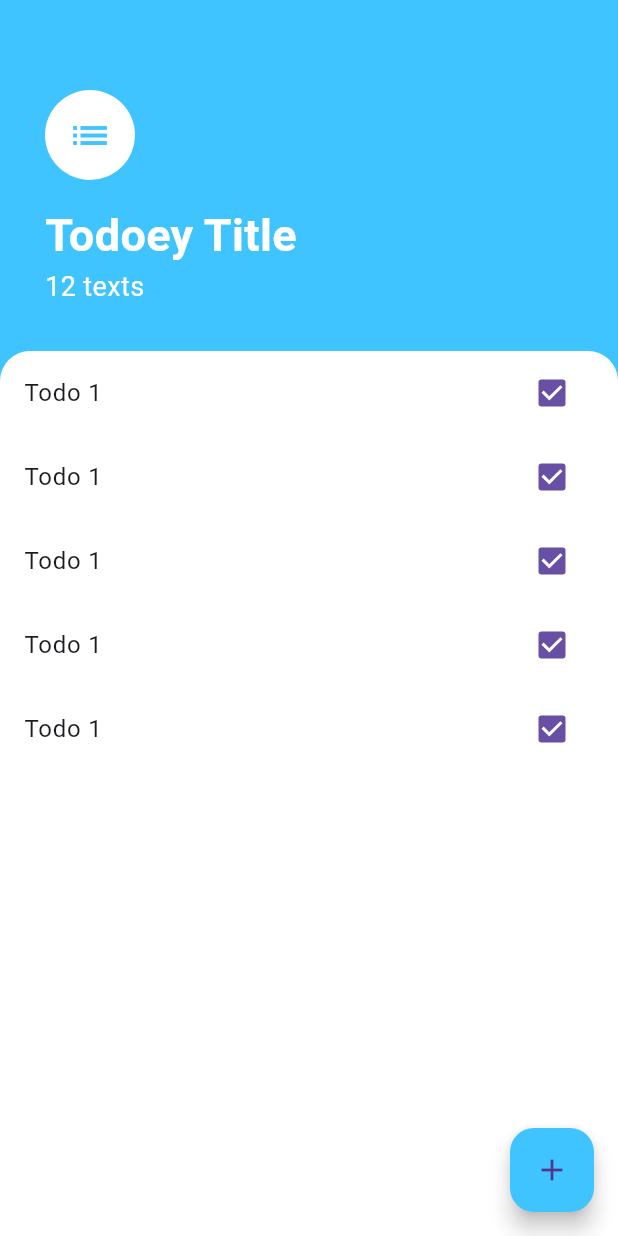
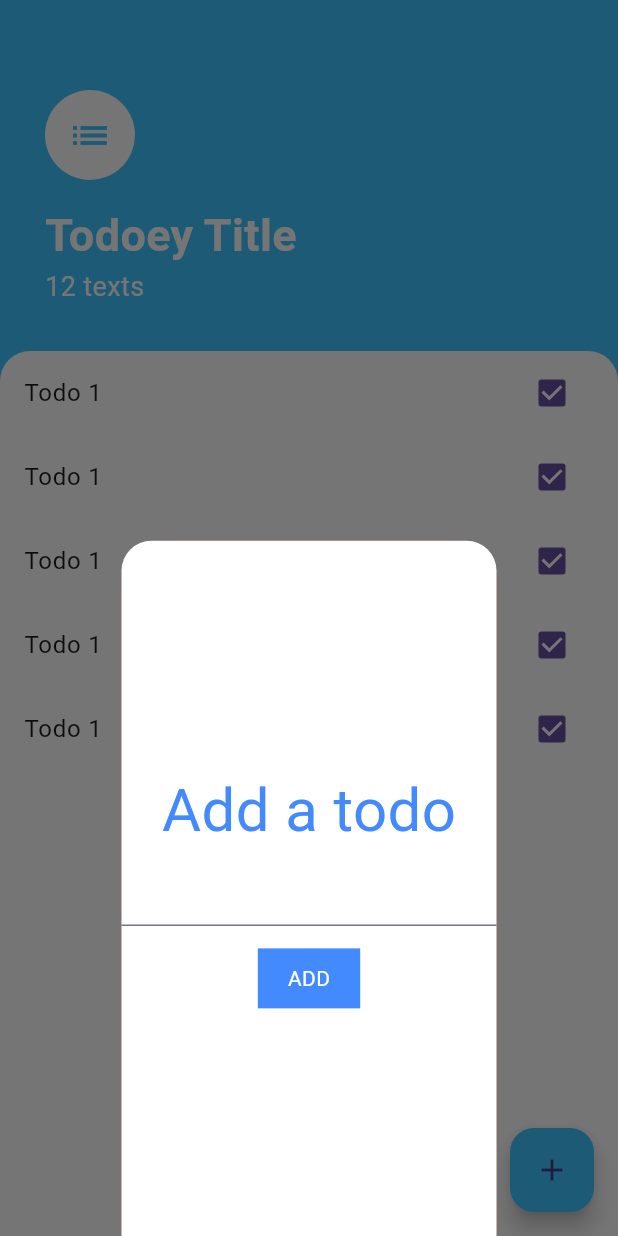
Before and after one commit to Hallcoder/todoey, a Flutter app: the screen it shows after launch, after a tap on the "add" icon, on a phone screen of 412 x 824 dp. Run offline on Flutter 3.47's test engine with Material 3 defaults, Android fonts, the phone set to English and light mode, and no system bars.

Commit message:
[feat]: BottomSheet design

```diff
--- /dev/null
+++ b/lib/components/task_tile.dart
@@ -0,0 +1,19 @@
+import "package:flutter/material.dart";
+
+class TaskTile extends StatelessWidget {
+  const TaskTile({
+    super.key,
+  });
+
+  @override
+  Widget build(BuildContext context) {
+    return CheckboxListTile(
+      value: true,
+      title: const Text("Todo 1"),
+      onChanged: (bool? value) {
+
+      },
+      controlAffinity: ListTileControlAffinity.platform,
+    );
+  }
+}
--- /dev/null
+++ b/lib/components/tasks_list.dart
@@ -0,0 +1,20 @@
+import "package:flutter/material.dart";
+import "package:todoey/components/task_tile.dart";
+
+import "../constants.dart";
+
+class TaskList extends StatelessWidget {
+  const TaskList({
+    super.key,
+  });
+
+  @override
+  Widget build(BuildContext context) {
+    return ListView.builder(
+      itemBuilder: (context, index) {
+        return const TaskTile();
+      },
+      itemCount: todos.length,
+    );
+  }
+}
--- /dev/null
+++ b/lib/screens/AddTaskScreen.dart
@@ -0,0 +1,67 @@
+import "package:flutter/material.dart";
+
+class AddTaskScreen extends StatefulWidget {
+  const AddTaskScreen({Key? key}) : super(key: key);
+
+  @override
+  State<AddTaskScreen> createState() => _AddTaskScreenState();
+}
+
+class _AddTaskScreenState extends State<AddTaskScreen> {
+  final TextEditingController _controller = TextEditingController();
+
+  @override
+  Widget build(BuildContext context) {
+    return Container(
+      decoration: const BoxDecoration(
+        color: Color(0xff757575),
+      ),
+      child: Container(
+        decoration: const BoxDecoration(
+            color: Colors.white,
+            borderRadius: BorderRadius.only(
+              topRight: Radius.circular(20.0),
+              topLeft: Radius.circular(20.0),
+            )),
+        child: Column(
+          mainAxisAlignment: MainAxisAlignment.center,
+          crossAxisAlignment: CrossAxisAlignment.center,
+          children: [
+            const Text(
+              "Add a todo",
+              style: TextStyle(
+                color: Colors.blueAccent,
+                fontSize: 40.0,
+              ),
+            ),
+            SizedBox(
+              width:250.0,
+              child: TextFormField(
+                controller: _controller,
+              ),
+            ),
+            const SizedBox(
+              height: 15.0,
+            ),
+            GestureDetector(
+              child:  Container(
+                decoration: const BoxDecoration(
+                  color: Colors.blueAccent
+                ),
+                child: const Padding(
+                  padding: EdgeInsets.symmetric(horizontal: 20.0, vertical: 10.0),
+                  child: Text(
+                    "ADD",
+                    style: TextStyle(
+                      color: Colors.white,
+                    ),
+                  ),
+                ),
+              ),
+            )
+          ],
+        ),
+      ),
+    );
+  }
+}
--- a/lib/screens/task_screen.dart
+++ b/lib/screens/task_screen.dart
@@ -1,6 +1,6 @@
-import 'package:flutter/cupertino.dart';
 import 'package:flutter/material.dart';
-import 'package:todoey/constants.dart';
+import 'package:todoey/components/tasks_list.dart';
+import 'package:todoey/screens/AddTaskScreen.dart';
 
 class TasksScreen extends StatelessWidget {
   const TasksScreen({Key? key}) : super(key: key);
@@ -53,24 +53,20 @@ class TasksScreen extends StatelessWidget {
                   topRight: Radius.circular(20.0),
                 ),
               ),
-              child: ListView.builder(itemBuilder: (context, index) {
-                return CheckboxListTile(
-                  value: true,
-                  title: const Text("Todo 1"),
-                  onChanged: (bool? value) {
-
-                  },
-                  controlAffinity: ListTileControlAffinity.platform,
-                );
-              },
-              itemCount: todos.length,),
+              child: const TaskList(),
             ),
           )
         ],
       ),
       floatingActionButton: FloatingActionButton(
         backgroundColor: Colors.lightBlueAccent,
-        onPressed: () {},
+        onPressed: () {
+          showModalBottomSheet(
+            backgroundColor: Colors.red,
+              context: context,
+              builder: (context) =>  const AddTaskScreen()
+          );
+        },
         child: const Icon(Icons.add),
       ),
     );
```
